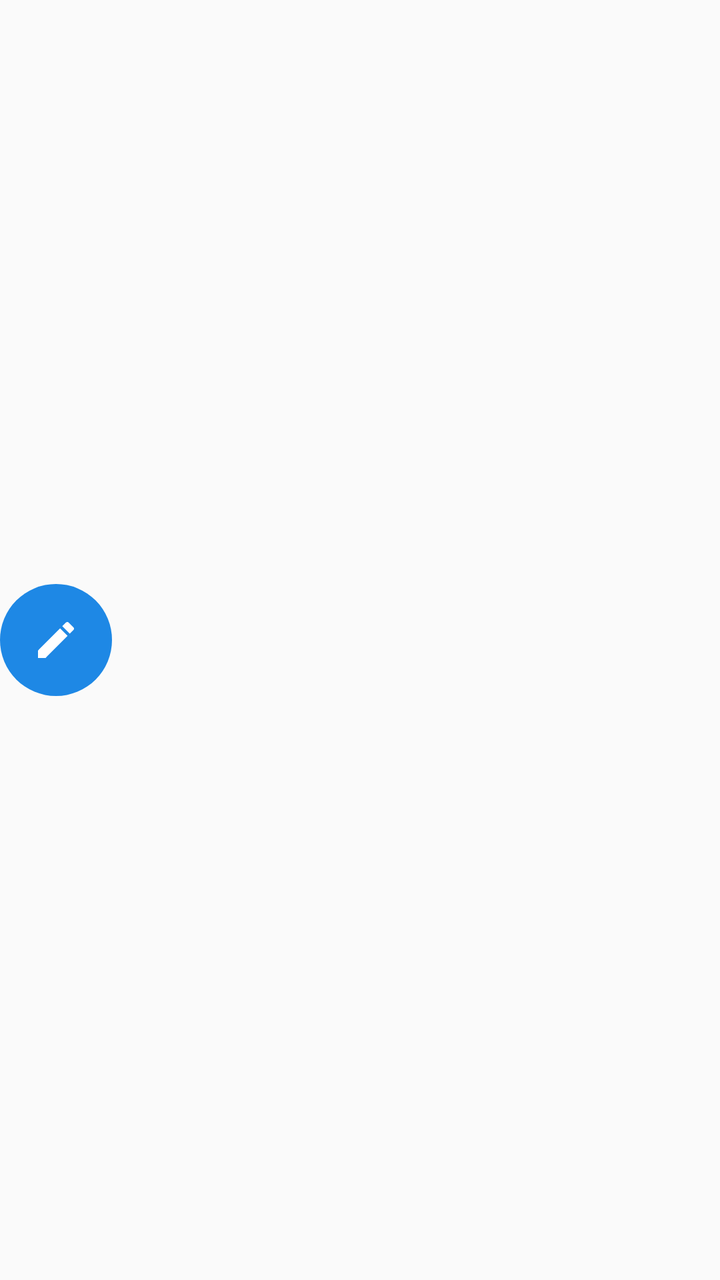
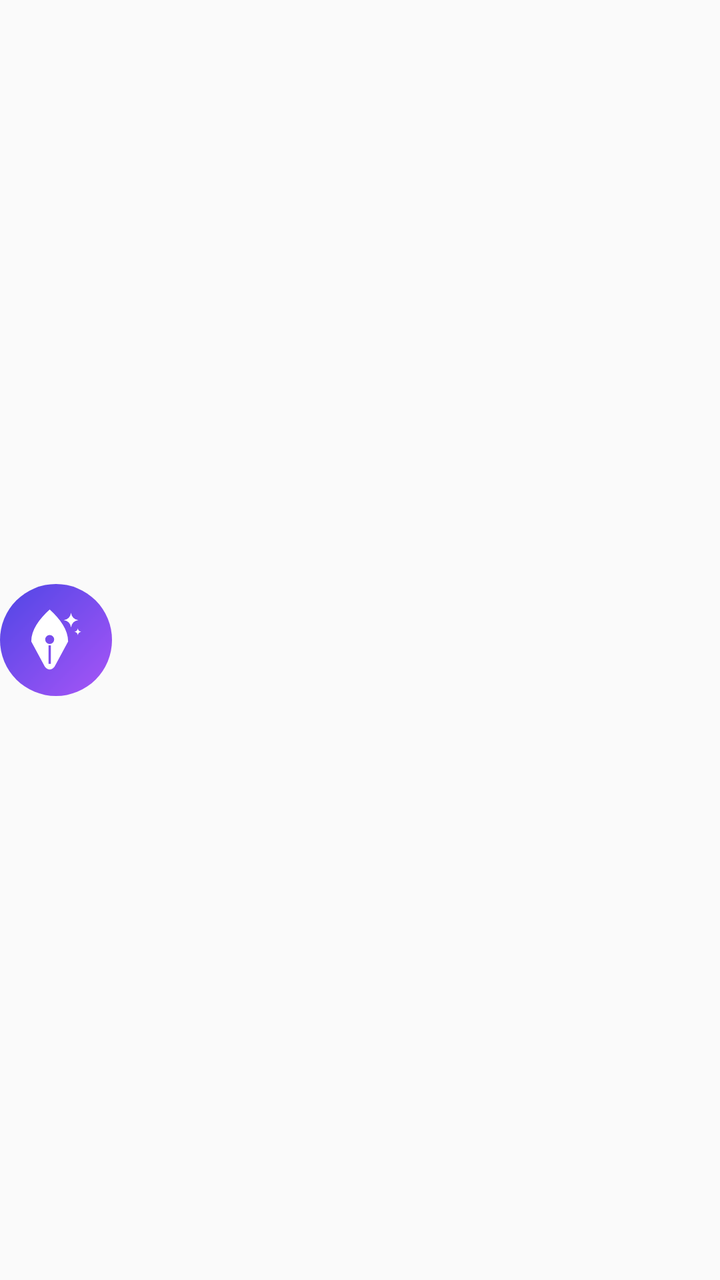

Compare the two renders of this Android layout. The source of the first and the diff that turns it into the second are given below.
<!-- AndroidManifest.xml: application theme Theme.WritingHelp -->
<!-- res/layout/bubble_overlay.xml -->
<?xml version="1.0" encoding="utf-8"?>
<LinearLayout xmlns:android="http://schemas.android.com/apk/res/android"
    android:id="@+id/root"
    android:layout_width="wrap_content"
    android:layout_height="wrap_content"
    android:orientation="horizontal"
    android:gravity="center_vertical">

    <LinearLayout
        android:id="@+id/panel"
        android:layout_width="wrap_content"
        android:layout_height="wrap_content"
        android:orientation="vertical"
        android:visibility="gone"
        android:background="@drawable/bubble_panel_bg"
        android:elevation="8dp"
        android:padding="8dp"
        android:layout_marginEnd="8dp">

        <LinearLayout
            android:id="@+id/menu"
            android:layout_width="wrap_content"
            android:layout_height="wrap_content"
            android:orientation="horizontal">

            <Button
                android:id="@+id/btn_fix"
                style="?android:attr/buttonBarButtonStyle"
                android:layout_width="wrap_content"
                android:layout_height="wrap_content"
                android:text="@string/bubble_menu_fix"
                android:textColor="#1565C0" />

            <Button
                android:id="@+id/btn_rewrite"
                style="?android:attr/buttonBarButtonStyle"
                android:layout_width="wrap_content"
                android:layout_height="wrap_content"
                android:text="@string/bubble_menu_rewrite"
                android:textColor="#1565C0" />

            <Button
                android:id="@+id/btn_translate"
                style="?android:attr/buttonBarButtonStyle"
                android:layout_width="wrap_content"
                android:layout_height="wrap_content"
                android:text="@string/bubble_menu_translate"
                android:textColor="#1565C0" />
        </LinearLayout>

        <LinearLayout
            android:id="@+id/strip"
            android:layout_width="wrap_content"
            android:layout_height="wrap_content"
            android:orientation="vertical"
            android:visibility="gone">

            <TextView
                android:id="@+id/strip_status"
                android:layout_width="wrap_content"
                android:layout_height="wrap_content"
                android:maxWidth="240dp"
                android:paddingStart="8dp"
                android:paddingEnd="8dp"
                android:paddingTop="4dp"
                android:paddingBottom="4dp"
                android:textColor="#333333"
                android:textSize="13sp" />

            <HorizontalScrollView
                android:id="@+id/strip_scroll"
                android:layout_width="wrap_content"
                android:layout_height="wrap_content"
                android:scrollbars="none">

                <LinearLayout
                    android:id="@+id/strip_actions"
                    android:layout_width="wrap_content"
                    android:layout_height="wrap_content"
                    android:orientation="horizontal">

                    <Button
                        android:id="@+id/btn_redo"
                        style="?android:attr/buttonBarButtonStyle"
                        android:layout_width="wrap_content"
                        android:layout_height="wrap_content"
                        android:text="@string/bubble_redo"
                        android:textColor="#1565C0" />

                    <Button
                        android:id="@+id/btn_undo"
                        style="?android:attr/buttonBarButtonStyle"
                        android:layout_width="wrap_content"
                        android:layout_height="wrap_content"
                        android:text="@string/bubble_undo"
                        android:textColor="#1565C0" />
                </LinearLayout>
            </HorizontalScrollView>
        </LinearLayout>
    </LinearLayout>

    <FrameLayout
        android:id="@+id/bubble"
        android:layout_width="56dp"
        android:layout_height="56dp"
        android:background="@drawable/bubble_circle_bg"
        android:outlineProvider="none">

        <ImageView
            android:id="@+id/bubble_icon"
            android:layout_width="24dp"
            android:layout_height="24dp"
            android:layout_gravity="center"
            android:src="@drawable/ic_bubble"
            android:contentDescription="@string/bubble_switch_label" />
    </FrameLayout>
</LinearLayout>
<!-- resources referenced by this layout -->
<resources>
  <!-- drawable bubble_circle_bg (drawable) -->
  <shape xmlns:android="http://schemas.android.com/apk/res/android" android:shape="oval">
      <solid android:color="#1E88E5" />
      <size android:width="56dp" android:height="56dp" />
  </shape>
  <!-- drawable bubble_panel_bg (drawable) -->
  <shape xmlns:android="http://schemas.android.com/apk/res/android" android:shape="rectangle">
      <solid android:color="#FFFFFF" />
      <corners android:radius="16dp" />
      <stroke android:width="1dp" android:color="#22000000" />
  </shape>
  <!-- drawable ic_bubble (drawable) -->
  <vector xmlns:android="http://schemas.android.com/apk/res/android"
      android:width="24dp"
      android:height="24dp"
      android:viewportWidth="24"
      android:viewportHeight="24"
      android:tint="#FFFFFF">
      <path
          android:fillColor="#FFFFFF"
          android:pathData="M3,17.25V21h3.75L17.81,9.94l-3.75,-3.75L3,17.25zM20.71,7.04c0.39,-0.39 0.39,-1.02 0,-1.41l-2.34,-2.34c-0.39,-0.39 -1.02,-0.39 -1.41,0l-1.83,1.83 3.75,3.75 1.83,-1.83z" />
  </vector>
  <string name="bubble_menu_fix">Fix Grammar</string>
  <string name="bubble_menu_rewrite">AI Rewrite</string>
  <string name="bubble_menu_translate">Translate</string>
  <string name="bubble_redo">Redo</string>
  <string name="bubble_switch_label">Show floating bubble</string>
  <string name="bubble_undo">Undo</string>
  <style name="Theme.WritingHelp" parent="android:Theme.Material.Light.NoActionBar" />
</resources>

<!-- the commit's change to res/layout/bubble_overlay.xml (unified diff, before → after) -->
@@ -14,38 +14,92 @@
         android:visibility="gone"
         android:background="@drawable/bubble_panel_bg"
         android:elevation="8dp"
-        android:padding="8dp"
+        android:padding="6dp"
         android:layout_marginEnd="8dp">
 
         <LinearLayout
             android:id="@+id/menu"
             android:layout_width="wrap_content"
             android:layout_height="wrap_content"
-            android:orientation="horizontal">
+            android:orientation="vertical">
 
             <Button
                 android:id="@+id/btn_fix"
-                style="?android:attr/buttonBarButtonStyle"
-                android:layout_width="wrap_content"
-                android:layout_height="wrap_content"
-                android:text="@string/bubble_menu_fix"
-                android:textColor="#1565C0" />
+                style="@style/BubbleMenuItem"
+                android:text="@string/bubble_menu_fix" />
 
             <Button
                 android:id="@+id/btn_rewrite"
-                style="?android:attr/buttonBarButtonStyle"
-                android:layout_width="wrap_content"
-                android:layout_height="wrap_content"
-                android:text="@string/bubble_menu_rewrite"
-                android:textColor="#1565C0" />
+                style="@style/BubbleMenuItem"
+                android:text="@string/bubble_menu_rewrite" />
 
             <Button
                 android:id="@+id/btn_translate"
-                style="?android:attr/buttonBarButtonStyle"
+                style="@style/BubbleMenuItem"
+                android:text="@string/bubble_menu_translate" />
+
+            <Button
+                android:id="@+id/btn_write"
+                style="@style/BubbleMenuItem"
+                android:text="@string/bubble_menu_write" />
+
+            <TextView
+                android:id="@+id/menu_empty"
                 android:layout_width="wrap_content"
                 android:layout_height="wrap_content"
-                android:text="@string/bubble_menu_translate"
-                android:textColor="#1565C0" />
+                android:maxWidth="220dp"
+                android:padding="10dp"
+                android:text="@string/bubble_menu_all_off"
+                android:textColor="#444444"
+                android:textSize="13sp"
+                android:visibility="gone" />
+        </LinearLayout>
+
+        <LinearLayout
+            android:id="@+id/write_box"
+            android:layout_width="wrap_content"
+            android:layout_height="wrap_content"
+            android:orientation="vertical"
+            android:visibility="gone">
+
+            <EditText
+                android:id="@+id/write_input"
+                android:layout_width="260dp"
+                android:layout_height="wrap_content"
+                android:hint="@string/bubble_write_hint"
+                android:imeOptions="actionSend|flagNoExtractUi"
+                android:inputType="textMultiLine|textCapSentences|textAutoCorrect"
+                android:maxLines="4"
+                android:minLines="2"
+                android:gravity="top|start"
+                android:importantForAutofill="no"
+                android:textColor="#222222"
+                android:textColorHint="#888888"
+                android:textSize="15sp" />
+
+            <LinearLayout
+                android:layout_width="match_parent"
+                android:layout_height="wrap_content"
+                android:gravity="end"
+                android:orientation="horizontal">
+
+                <Button
+                    android:id="@+id/btn_write_cancel"
+                    style="?android:attr/buttonBarButtonStyle"
+                    android:layout_width="wrap_content"
+                    android:layout_height="wrap_content"
+                    android:text="@string/bubble_cancel"
+                    android:textColor="#666666" />
+
+                <Button
+                    android:id="@+id/btn_write_go"
+                    style="?android:attr/buttonBarButtonStyle"
+                    android:layout_width="wrap_content"
+                    android:layout_height="wrap_content"
+                    android:text="@string/bubble_write_go"
+                    android:textColor="#4F46E5"
+                    android:textStyle="bold" />
+            </LinearLayout>
         </LinearLayout>
 
         <LinearLayout
@@ -85,7 +139,7 @@
                         android:layout_width="wrap_content"
                         android:layout_height="wrap_content"
                         android:text="@string/bubble_redo"
-                        android:textColor="#1565C0" />
+                        android:textColor="#4F46E5" />
 
                     <Button
                         android:id="@+id/btn_undo"
@@ -93,7 +147,16 @@
                         android:layout_width="wrap_content"
                         android:layout_height="wrap_content"
                         android:text="@string/bubble_undo"
-                        android:textColor="#1565C0" />
+                        android:textColor="#4F46E5" />
+
+                    <Button
+                        android:id="@+id/btn_explain"
+                        style="?android:attr/buttonBarButtonStyle"
+                        android:layout_width="wrap_content"
+                        android:layout_height="wrap_content"
+                        android:text="@string/bubble_explain"
+                        android:textColor="#7C3AED"
+                        android:textStyle="bold" />
                 </LinearLayout>
             </HorizontalScrollView>
         </LinearLayout>
@@ -108,8 +171,8 @@
 
         <ImageView
             android:id="@+id/bubble_icon"
-            android:layout_width="24dp"
-            android:layout_height="24dp"
+            android:layout_width="32dp"
+            android:layout_height="32dp"
             android:layout_gravity="center"
             android:src="@drawable/ic_bubble"
             android:contentDescription="@string/bubble_switch_label" />
<!-- resource entries referenced after the edit -->
@@ -1,8 +1,13 @@
 <!-- resources referenced by this layout -->
 <resources>
   <!-- drawable bubble_circle_bg (drawable) -->
+  <?xml version="1.0" encoding="utf-8"?>
   <shape xmlns:android="http://schemas.android.com/apk/res/android" android:shape="oval">
-      <solid android:color="#1E88E5" />
+      <gradient
+          android:angle="315"
+          android:startColor="#4F46E5"
+          android:endColor="#A855F7"
+          android:type="linear" />
       <size android:width="56dp" android:height="56dp" />
   </shape>
   <!-- drawable bubble_panel_bg (drawable) -->
@@ -12,22 +17,50 @@
       <stroke android:width="1dp" android:color="#22000000" />
   </shape>
   <!-- drawable ic_bubble (drawable) -->
+  <?xml version="1.0" encoding="utf-8"?>
   <vector xmlns:android="http://schemas.android.com/apk/res/android"
       android:width="24dp"
       android:height="24dp"
-      android:viewportWidth="24"
-      android:viewportHeight="24"
-      android:tint="#FFFFFF">
-      <path
-          android:fillColor="#FFFFFF"
-          android:pathData="M3,17.25V21h3.75L17.81,9.94l-3.75,-3.75L3,17.25zM20.71,7.04c0.39,-0.39 0.39,-1.02 0,-1.41l-2.34,-2.34c-0.39,-0.39 -1.02,-0.39 -1.41,0l-1.83,1.83 3.75,3.75 1.83,-1.83z" />
+      android:viewportWidth="66"
+      android:viewportHeight="66">
+      <group
+          android:translateX="-23.5"
+          android:translateY="-22.5">
+          <path
+              android:fillColor="#FFFFFF"
+              android:fillType="evenOdd"
+              android:pathData="M50,24 C61,34 69,45 69,57 L55,83 Q50,89 45,83 L31,57 C31,45 39,34 50,24 Z M45.4,55 a4.6,4.6 0 1,0 9.2,0 a4.6,4.6 0 1,0 -9.2,0 Z M48.8,61 L51.2,61 L51.2,80 L48.8,80 Z" />
+          <path
+              android:fillColor="#FFFFFF"
+              android:pathData="M72,27.5 Q73,34 79.5,35 Q73,36 72,42.5 Q71,36 64.5,35 Q71,34 72,27.5 Z" />
+          <path
+              android:fillColor="#FFFFFF"
+              android:pathData="M79,43.5 Q79.5,46.5 82.5,47 Q79.5,47.5 79,50.5 Q78.5,47.5 75.5,47 Q78.5,46.5 79,43.5 Z" />
+      </group>
   </vector>
+  <string name="bubble_cancel">Cancel</string>
+  <string name="bubble_explain">Why?</string>
+  <string name="bubble_menu_all_off">All actions are switched off. Turn them on in WritingHelp settings.</string>
   <string name="bubble_menu_fix">Fix Grammar</string>
   <string name="bubble_menu_rewrite">AI Rewrite</string>
   <string name="bubble_menu_translate">Translate</string>
+  <string name="bubble_menu_write">Write for me</string>
   <string name="bubble_redo">Redo</string>
   <string name="bubble_switch_label">Show floating bubble</string>
   <string name="bubble_undo">Undo</string>
+  <string name="bubble_write_go">Write</string>
+  <string name="bubble_write_hint">What should I write? e.g. an email to my friend about Saturday</string>
+  <style name="BubbleMenuItem" parent="android:Widget.Material.Button.Borderless">
+          <item name="android:layout_width">match_parent</item>
+          <item name="android:layout_height">wrap_content</item>
+          <item name="android:minHeight">44dp</item>
+          <item name="android:gravity">start|center_vertical</item>
+          <item name="android:paddingStart">14dp</item>
+          <item name="android:paddingEnd">18dp</item>
+          <item name="android:textAllCaps">false</item>
+          <item name="android:textColor">#3730A3</item>
+          <item name="android:textSize">15sp</item>
+      </style>
   <style name="Theme.WritingHelp" parent="android:Theme.Material.Light.NoActionBar" />
 </resources>
 
